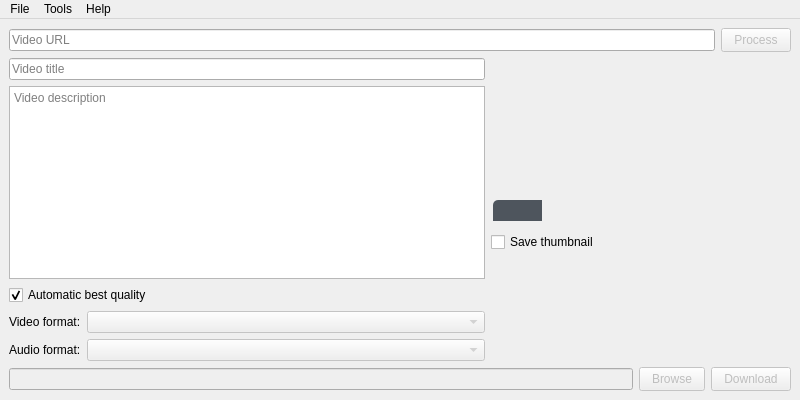
The window that mainwindow.ui (Katuva/pyt-dlp-gui) describes before a commit, drawn with Qt 5.
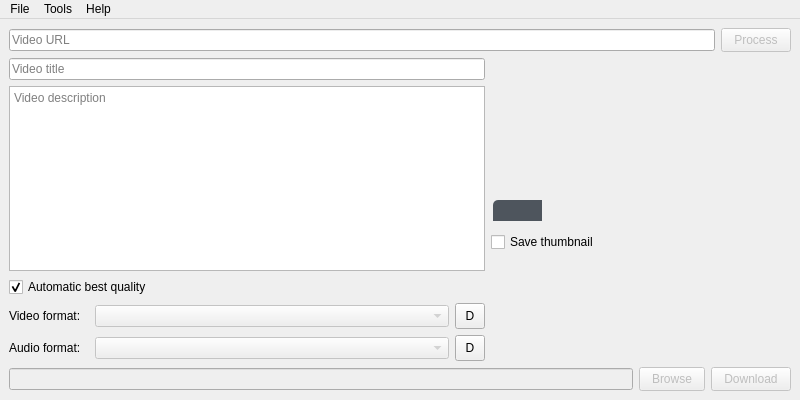
The same window after the commit.

Commit message:
Added buttons to download audio and video separately.
When the "Automatic best quality" is checked, the buttons will automatically download the best format. Otherwise, they will download whatever is selected in the comboboxes.

```diff
--- a/mainwindow.ui
+++ b/mainwindow.ui
@@ -61,7 +61,20 @@
        </widget>
       </item>
       <item row="3" column="0">
-       <layout class="QFormLayout" name="formLayout">
+       <layout class="QGridLayout" name="gridLayout_4">
+        <item row="1" column="0">
+         <widget class="QLabel" name="label_2">
+          <property name="maximumSize">
+           <size>
+            <width>80</width>
+            <height>16777215</height>
+           </size>
+          </property>
+          <property name="text">
+           <string>Audio format:</string>
+          </property>
+         </widget>
+        </item>
         <item row="0" column="1">
          <widget class="QComboBox" name="cmbVideoFormats">
           <property name="enabled">
@@ -69,29 +82,77 @@
           </property>
          </widget>
         </item>
-        <item row="1" column="1">
-         <widget class="QComboBox" name="cmbAudioFormats">
-          <property name="enabled">
-           <bool>false</bool>
-          </property>
-         </widget>
-        </item>
         <item row="0" column="0">
          <widget class="QLabel" name="label">
+          <property name="maximumSize">
+           <size>
+            <width>80</width>
+            <height>16777215</height>
+           </size>
+          </property>
           <property name="text">
            <string>Video format:</string>
           </property>
          </widget>
         </item>
-        <item row="1" column="0">
-         <widget class="QLabel" name="label_2">
+        <item row="0" column="2">
+         <widget class="QPushButton" name="btnDownloadVideo">
+          <property name="enabled">
+           <bool>true</bool>
+          </property>
+          <property name="maximumSize">
+           <size>
+            <width>30</width>
+            <height>16777215</height>
+           </size>
+          </property>
+          <property name="toolTip">
+           <string>Download Video</string>
+          </property>
+          <property name="styleSheet">
+           <string notr="true">padding-top: 5px;
+padding-bottom: 5px;</string>
+          </property>
           <property name="text">
-           <string>Audio format:</string>
+           <string>D</string>
+          </property>
+         </widget>
+        </item>
+        <item row="1" column="1">
+         <widget class="QComboBox" name="cmbAudioFormats">
+          <property name="enabled">
+           <bool>false</bool>
+          </property>
+         </widget>
+        </item>
+        <item row="1" column="2">
+         <widget class="QPushButton" name="btnDownloadAudio">
+          <property name="enabled">
+           <bool>true</bool>
+          </property>
+          <property name="maximumSize">
+           <size>
+            <width>30</width>
+            <height>16777215</height>
+           </size>
+          </property>
+          <property name="toolTip">
+           <string>Download Audio</string>
+          </property>
+          <property name="styleSheet">
+           <string notr="true">padding-top: 5px;
+padding-bottom: 5px;</string>
+          </property>
+          <property name="text">
+           <string>D</string>
           </property>
          </widget>
         </item>
        </layout>
       </item>
+      <item row="4" column="0">
+       <layout class="QFormLayout" name="formLayout"/>
+      </item>
       <item row="1" column="0">
        <widget class="QPlainTextEdit" name="txtVideoDescription">
         <property name="readOnly">
```
Left out of the diff: 90 changed lines with no effect on the pictures. The commit also changes 3 other files.
